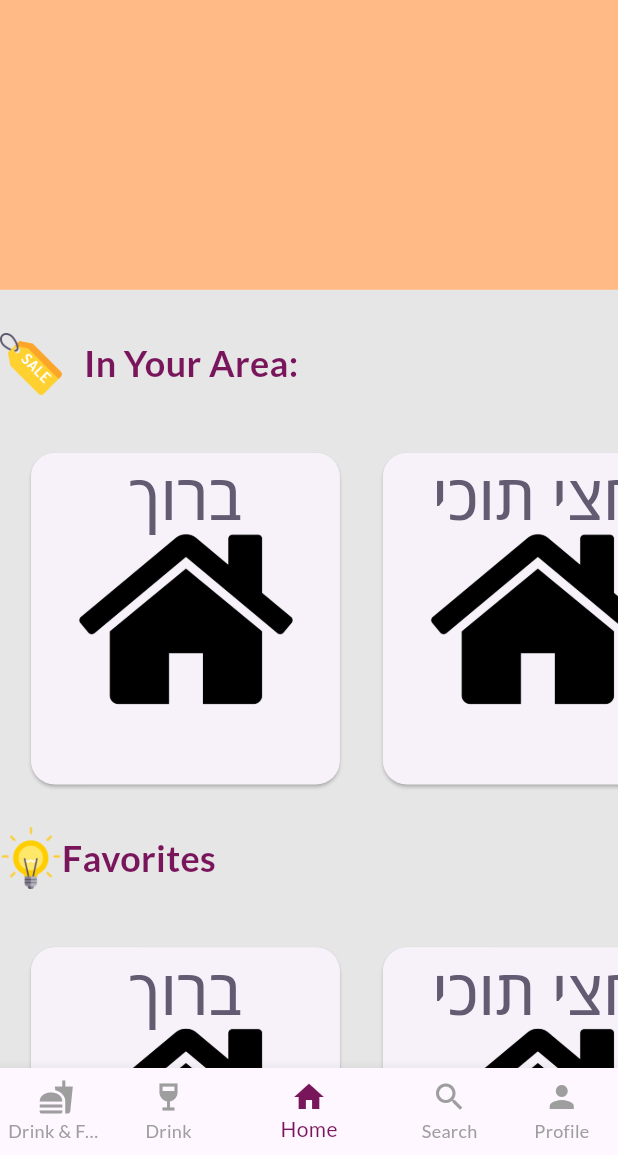
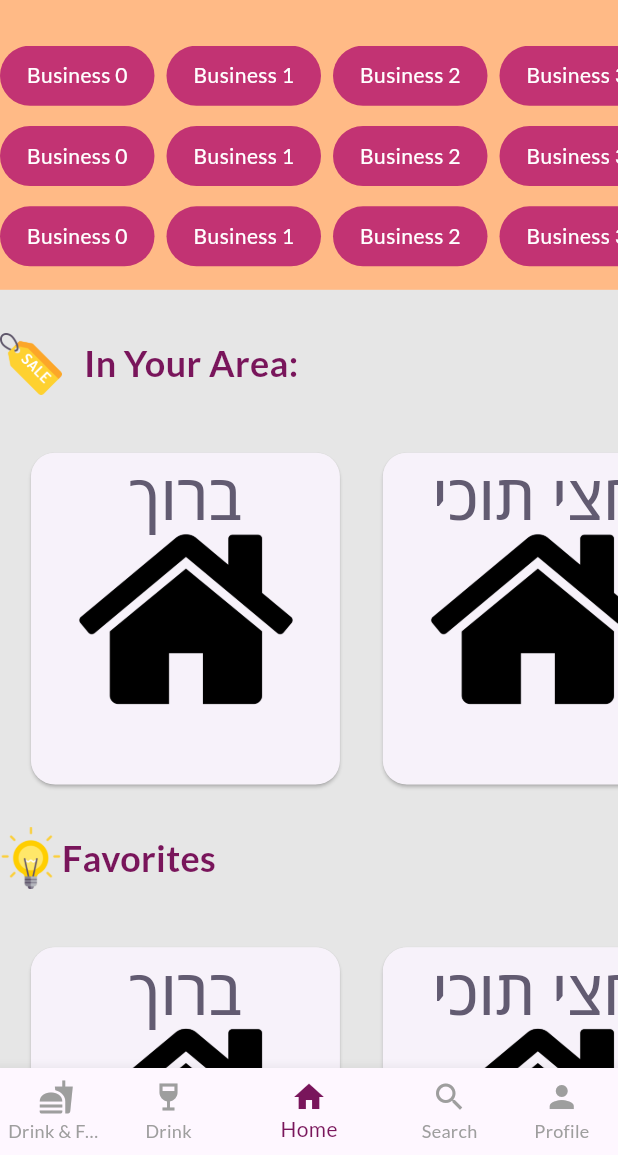
Before and after one commit to SimhaMarouani/everyBarApp, a Flutter app: the screen it shows after launch, on a phone screen of 412 x 824 dp, the part 81-1236 px from its top. Run offline on Flutter 3.47's test engine with Material 2 defaults, Android fonts, the phone set to English and light mode, and no system bars; our stand-ins replace flutter_riverpod, google_fonts; project files that could hold a hidden picture were left out.

Commit message:
created bubble menu

```diff
--- a/lib/screens/business_home_page.dart
+++ b/lib/screens/business_home_page.dart
@@ -21,14 +21,11 @@ class BusinessHomePage extends ConsumerWidget {
   });
   final Business businessModel;
 
-  final String imageUrl =
-      'https://lh3.googleusercontent.com/p/AF1QipMPnQO90y2RWlbZOrAguHyD5Bz8LTnoIvMm31FV=w768-h768-n-o-k-v1';
-
   final String defaultImageUrl = 'assests/home.png';
 
   Future<Uint8List> _fetchImage() async {
     try {
-      final response = await http.get(Uri.parse(imageUrl));
+      final response = await http.get(Uri.parse(businessModel.imageUrl!));
       if (response.statusCode == 200) {
         return response.bodyBytes;
       }
--- a/lib/screens/home_page.dart
+++ b/lib/screens/home_page.dart
@@ -3,7 +3,7 @@ import 'package:iBar/data/Headlines.dart';
 import 'package:iBar/models/business_model.dart';
 import 'package:iBar/providers/language_provider.dart';
 import 'package:iBar/screens/search_screen.dart';
-import 'package:iBar/widgets/home_search_bar.dart';
+import 'package:iBar/widgets/appbar_list.dart';
 import 'package:iBar/widgets/business_list_generator.dart';
 import 'package:flutter_riverpod/flutter_riverpod.dart';
 
@@ -95,7 +95,7 @@ class _MyWidgetState extends ConsumerState<HomePage>
                     'EveryBar',
                     style: TextStyle(
                         color: Theme.of(context).primaryColor,
-                        fontSize: deviceWidth * 0.10,
+                        fontSize: deviceWidth * 0.1,
                         fontWeight: FontWeight.bold,
                         fontFamily: 'Tangerine'),
                   ),
@@ -118,6 +118,27 @@ class _MyWidgetState extends ConsumerState<HomePage>
                 ],
               ),
               expandedHeight: deviceHeight * 0.3,
+              flexibleSpace: FlexibleSpaceBar(
+                background: Padding(
+                  padding: EdgeInsets.only(top: deviceHeight * 0.10),
+                  child: ListView(
+                    scrollDirection: Axis.horizontal,
+                    children: [
+                      SizedBox(
+                        width: deviceWidth,
+                        child: Column(
+                          mainAxisAlignment: MainAxisAlignment.center,
+                          children: [
+                            ListWidget(),
+                            ListWidget(),
+                            ListWidget(),
+                          ],
+                        ),
+                      ),
+                    ],
+                  ),
+                ),
+              ),
             ),
             SliverAnimatedList(
               initialItemCount: 2,
--- /dev/null
+++ b/lib/widgets/appbar_list.dart
@@ -0,0 +1,55 @@
+import 'dart:math';
+
+import 'package:flutter/material.dart';
+import 'package:iBar/models/business_model.dart';
+
+class ListWidget extends StatelessWidget {
+  @override
+  Widget build(BuildContext context) {
+    final deviceHeight = MediaQuery.of(context).size.height;
+    final deviceWidth = MediaQuery.of(context).size.width;
+
+    return SizedBox(
+      height: deviceHeight * 0.065,
+      child: ListView(
+        scrollDirection: Axis.horizontal,
+        children: [
+          Wrap(
+            spacing: 8.0,
+            children: List.generate(
+              10,
+              (index) {
+                Random random = Random();
+                int randomNumber = random.nextInt(3);
+                return InkWell(
+                  onTap: () {},
+                  child: Container(
+                    width: randomNumber == 0
+                        ? deviceWidth * 0.2
+                        : (randomNumber == 1
+                            ? deviceWidth * 0.25
+                            : deviceWidth * 0.3),
+                    height: 40,
+                    decoration: BoxDecoration(
+                      shape: BoxShape.rectangle,
+                      borderRadius: BorderRadius.circular(25.0),
+                      color: Theme.of(context).secondaryHeaderColor,
+                    ),
+                    child: Center(
+                      child: Text(
+                        'Business $index',
+                        style: const TextStyle(
+                          color: Colors.white,
+                        ),
+                      ),
+                    ),
+                  ),
+                );
+              },
+            ),
+          ),
+        ],
+      ),
+    );
+  }
+}
```
Also changed, not shown: 1 other file.
